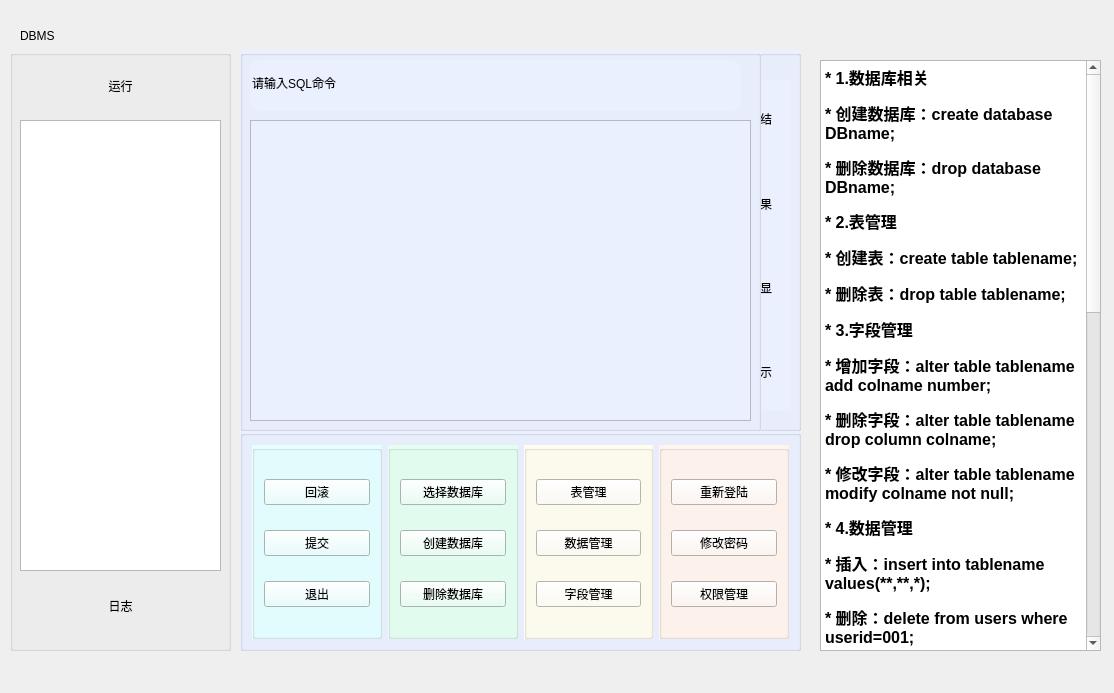
Before: the Qt Designer form mainwindow.ui in jy-080610/DBMS, drawn with Qt 5.
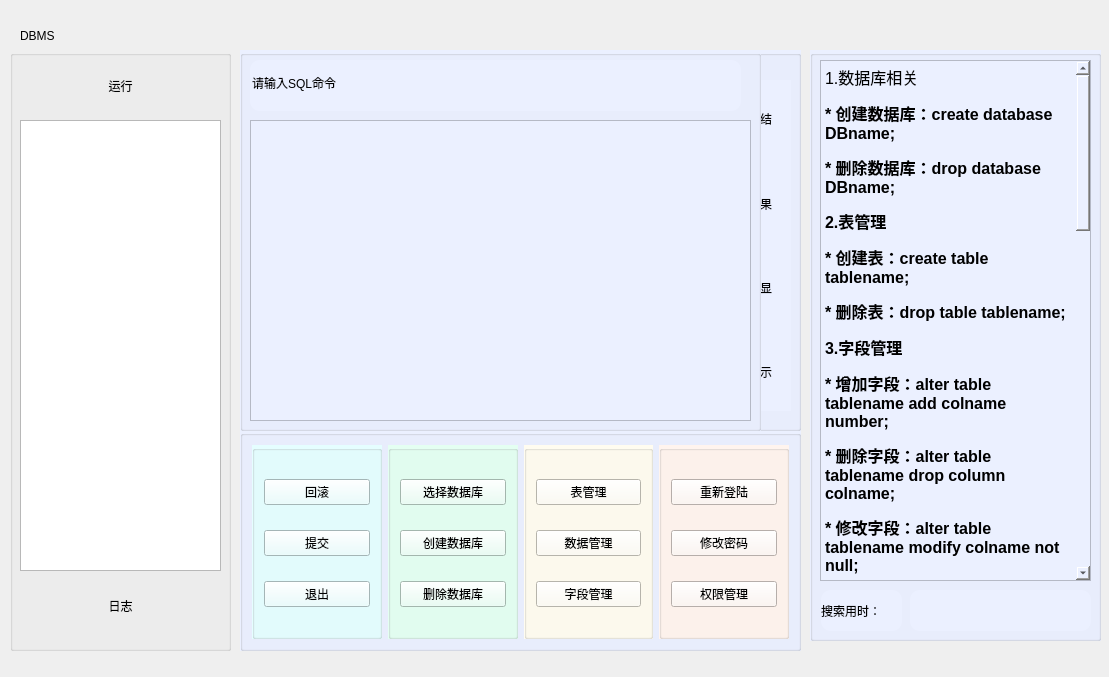
After: the same form once the commit is applied. Icons and pictures are not drawn.

Commit message: 附加功能实现： 1.索引查询（主界面添加时间框可查询时间） 2.权限管理（可进行对象权限管理和系统权限管理） 3.脚本导入（可进行sql脚本的导入，进行多行导入解析，如：insert into...;    insert into...;    delete from...;    ）

```diff
--- a/mainwindow.ui
+++ b/mainwindow.ui
@@ -9,8 +9,8 @@
    <rect>
     <x>0</x>
     <y>0</y>
-    <width>1114</width>
-    <height>693</height>
+    <width>1109</width>
+    <height>677</height>
    </rect>
   </property>
   <property name="sizePolicy">
@@ -421,54 +421,117 @@
      </property>
     </widget>
    </widget>
-   <widget class="QTextEdit" name="text">
+   <widget class="QGroupBox" name="groupBox_9">
     <property name="geometry">
      <rect>
-      <x>820</x>
-      <y>60</y>
-      <width>281</width>
+      <x>810</x>
+      <y>50</y>
+      <width>291</width>
       <height>591</height>
      </rect>
     </property>
     <property name="styleSheet">
-     <string notr="true">font: 10pt &quot;方正粗黑宋简体&quot;;
+     <string notr="true">background-color: rgb(235, 240, 255);
+background-image: url(:/picture/88.jpg);</string>
+    </property>
+    <property name="title">
+     <string/>
+    </property>
+    <widget class="QTextEdit" name="text">
+     <property name="geometry">
+      <rect>
+       <x>10</x>
+       <y>10</y>
+       <width>271</width>
+       <height>521</height>
+      </rect>
+     </property>
+     <property name="styleSheet">
+      <string notr="true">font: 10pt &quot;方正粗黑宋简体&quot;;
 font: 10pt &quot;华文中宋&quot;;
-background-image: url(:/picture/88.jpg);</string>
-    </property>
-    <property name="html">
-     <string>&lt;!DOCTYPE HTML PUBLIC &quot;-//W3C//DTD HTML 4.0//EN&quot; &quot;http://www.w3.org/TR/REC-html40/strict.dtd&quot;&gt;
+background-image: url(:/picture/99.jpg);</string>
+     </property>
+     <property name="html">
+      <string>&lt;!DOCTYPE HTML PUBLIC &quot;-//W3C//DTD HTML 4.0//EN&quot; &quot;http://www.w3.org/TR/REC-html40/strict.dtd&quot;&gt;
 &lt;html&gt;&lt;head&gt;&lt;meta name=&quot;qrichtext&quot; content=&quot;1&quot; /&gt;&lt;style type=&quot;text/css&quot;&gt;
 p, li { white-space: pre-wrap; }
 &lt;/style&gt;&lt;/head&gt;&lt;body style=&quot; font-family:'华文中宋'; font-size:10pt; font-weight:400; font-style:normal;&quot;&gt;
-&lt;p style=&quot; margin-top:12px; margin-bottom:12px; margin-left:0px; margin-right:0px; -qt-block-indent:0; text-indent:0px;&quot;&gt;&lt;span style=&quot; font-family:'方正粗黑宋简体'; font-size:12pt; font-weight:600; color:#000000;&quot;&gt;* 1.数据库相关&lt;/span&gt;&lt;/p&gt;
+&lt;p style=&quot; margin-top:12px; margin-bottom:12px; margin-left:0px; margin-right:0px; -qt-block-indent:0; text-indent:0px;&quot;&gt;&lt;span style=&quot; font-family:'方正粗黑宋简体'; font-size:12pt; color:#000000;&quot;&gt;1.数据库相关&lt;/span&gt;&lt;/p&gt;
 &lt;p style=&quot; margin-top:12px; margin-bottom:12px; margin-left:0px; margin-right:0px; -qt-block-indent:0; text-indent:0px;&quot;&gt;&lt;span style=&quot; font-family:'Courier New'; font-size:12pt; font-weight:600; color:#000000;&quot;&gt;* 创建数据库：create database DBname;&lt;/span&gt;&lt;/p&gt;
 &lt;p style=&quot; margin-top:12px; margin-bottom:12px; margin-left:0px; margin-right:0px; -qt-block-indent:0; text-indent:0px;&quot;&gt;&lt;span style=&quot; font-family:'Courier New'; font-size:12pt; font-weight:600; color:#000000;&quot;&gt;* 删除数据库：drop database DBname;&lt;/span&gt;&lt;/p&gt;
-&lt;p style=&quot; margin-top:12px; margin-bottom:12px; margin-left:0px; margin-right:0px; -qt-block-indent:0; text-indent:0px;&quot;&gt;&lt;span style=&quot; font-family:'Courier New'; font-size:12pt; font-weight:600; color:#000000;&quot;&gt;* 2.表管理&lt;/span&gt;&lt;/p&gt;
+&lt;p style=&quot; margin-top:12px; margin-bottom:12px; margin-left:0px; margin-right:0px; -qt-block-indent:0; text-indent:0px;&quot;&gt;&lt;span style=&quot; font-family:'Courier New'; font-size:12pt; font-weight:600; color:#000000;&quot;&gt;2.表管理&lt;/span&gt;&lt;/p&gt;
 &lt;p style=&quot; margin-top:12px; margin-bottom:12px; margin-left:0px; margin-right:0px; -qt-block-indent:0; text-indent:0px;&quot;&gt;&lt;span style=&quot; font-family:'Courier New'; font-size:12pt; font-weight:600; color:#000000;&quot;&gt;* 创建表：create table tablename;&lt;/span&gt;&lt;/p&gt;
 &lt;p style=&quot; margin-top:12px; margin-bottom:12px; margin-left:0px; margin-right:0px; -qt-block-indent:0; text-indent:0px;&quot;&gt;&lt;span style=&quot; font-family:'Courier New'; font-size:12pt; font-weight:600; color:#000000;&quot;&gt;* 删除表：drop table tablename;&lt;/span&gt;&lt;/p&gt;
-&lt;p style=&quot; margin-top:12px; margin-bottom:12px; margin-left:0px; margin-right:0px; -qt-block-indent:0; text-indent:0px;&quot;&gt;&lt;span style=&quot; font-family:'Courier New'; font-size:12pt; font-weight:600; color:#000000;&quot;&gt;* 3.字段管理&lt;/span&gt;&lt;/p&gt;
+&lt;p style=&quot; margin-top:12px; margin-bottom:12px; margin-left:0px; margin-right:0px; -qt-block-indent:0; text-indent:0px;&quot;&gt;&lt;span style=&quot; font-family:'Courier New'; font-size:12pt; font-weight:600; color:#000000;&quot;&gt;3.字段管理&lt;/span&gt;&lt;/p&gt;
 &lt;p style=&quot; margin-top:12px; margin-bottom:12px; margin-left:0px; margin-right:0px; -qt-block-indent:0; text-indent:0px;&quot;&gt;&lt;span style=&quot; font-family:'Courier New'; font-size:12pt; font-weight:600; color:#000000;&quot;&gt;* 增加字段：alter table tablename add colname number;&lt;/span&gt;&lt;/p&gt;
 &lt;p style=&quot; margin-top:12px; margin-bottom:12px; margin-left:0px; margin-right:0px; -qt-block-indent:0; text-indent:0px;&quot;&gt;&lt;span style=&quot; font-family:'Courier New'; font-size:12pt; font-weight:600; color:#000000;&quot;&gt;* 删除字段：alter table tablename drop column colname;&lt;/span&gt;&lt;/p&gt;
 &lt;p style=&quot; margin-top:12px; margin-bottom:12px; margin-left:0px; margin-right:0px; -qt-block-indent:0; text-indent:0px;&quot;&gt;&lt;span style=&quot; font-family:'Courier New'; font-size:12pt; font-weight:600; color:#000000;&quot;&gt;* 修改字段：alter table tablename modify colname not null;&lt;/span&gt;&lt;/p&gt;
-&lt;p style=&quot; margin-top:12px; margin-bottom:12px; margin-left:0px; margin-right:0px; -qt-block-indent:0; text-indent:0px;&quot;&gt;&lt;span style=&quot; font-family:'Courier New'; font-size:12pt; font-weight:600; color:#000000;&quot;&gt;* 4.数据管理&lt;/span&gt;&lt;/p&gt;
+&lt;p style=&quot; margin-top:12px; margin-bottom:12px; margin-left:0px; margin-right:0px; -qt-block-indent:0; text-indent:0px;&quot;&gt;&lt;span style=&quot; font-family:'Courier New'; font-size:12pt; font-weight:600; color:#000000;&quot;&gt;4.数据管理&lt;/span&gt;&lt;/p&gt;
 &lt;p style=&quot; margin-top:12px; margin-bottom:12px; margin-left:0px; margin-right:0px; -qt-block-indent:0; text-indent:0px;&quot;&gt;&lt;span style=&quot; font-family:'Courier New'; font-size:12pt; font-weight:600; color:#000000;&quot;&gt;* 插入：insert into tablename values(**,**,*);&lt;/span&gt;&lt;/p&gt;
 &lt;p style=&quot; margin-top:12px; margin-bottom:12px; margin-left:0px; margin-right:0px; -qt-block-indent:0; text-indent:0px;&quot;&gt;&lt;span style=&quot; font-family:'Courier New'; font-size:12pt; font-weight:600; color:#000000;&quot;&gt;* 删除：delete from users where userid=001;&lt;/span&gt;&lt;/p&gt;
 &lt;p style=&quot; margin-top:12px; margin-bottom:12px; margin-left:0px; margin-right:0px; -qt-block-indent:0; text-indent:0px;&quot;&gt;&lt;span style=&quot; font-family:'Courier New'; font-size:12pt; font-weight:600; color:#000000;&quot;&gt;* 更新：update tablename set username=111 where id=2;&lt;/span&gt;&lt;/p&gt;
-&lt;p style=&quot; margin-top:12px; margin-bottom:12px; margin-left:0px; margin-right:0px; -qt-block-indent:0; text-indent:0px;&quot;&gt;&lt;span style=&quot; font-family:'Courier New'; font-size:12pt; font-weight:600; color:#000000;&quot;&gt;* 5.查询&lt;/span&gt;&lt;/p&gt;
+&lt;p style=&quot; margin-top:12px; margin-bottom:12px; margin-left:0px; margin-right:0px; -qt-block-indent:0; text-indent:0px;&quot;&gt;&lt;span style=&quot; font-family:'Courier New'; font-size:12pt; font-weight:600; color:#000000;&quot;&gt;5.查询&lt;/span&gt;&lt;/p&gt;
 &lt;p style=&quot; margin-top:12px; margin-bottom:12px; margin-left:0px; margin-right:0px; -qt-block-indent:0; text-indent:0px;&quot;&gt;&lt;span style=&quot; font-family:'Courier New'; font-size:12pt; font-weight:600; color:#000000;&quot;&gt;* 查询全部：select * from tablename;&lt;/span&gt;&lt;/p&gt;
 &lt;p style=&quot; margin-top:12px; margin-bottom:12px; margin-left:0px; margin-right:0px; -qt-block-indent:0; text-indent:0px;&quot;&gt;&lt;span style=&quot; font-family:'Courier New'; font-size:12pt; font-weight:600; color:#000000;&quot;&gt;* 查询指定字段所有记录：select (fieldname1,fieldname2) from tablename;&lt;/span&gt;&lt;/p&gt;
 &lt;p style=&quot; margin-top:12px; margin-bottom:12px; margin-left:0px; margin-right:0px; -qt-block-indent:0; text-indent:0px;&quot;&gt;&lt;span style=&quot; font-family:'Courier New'; font-size:12pt; font-weight:600; color:#000000;&quot;&gt;* ****注意：提取括号里的所有内容，然后展示的时候再用正则进一步解析&lt;/span&gt;&lt;/p&gt;
 &lt;p style=&quot; margin-top:12px; margin-bottom:12px; margin-left:0px; margin-right:0px; -qt-block-indent:0; text-indent:0px;&quot;&gt;&lt;span style=&quot; font-family:'Courier New'; font-size:12pt; font-weight:600; color:#000000;&quot;&gt;* 查询指定字段和where条件（单一条件）:select (sname,sno,sex) from tablename where id=1009;&lt;/span&gt;&lt;/p&gt;
-&lt;p style=&quot; margin-top:12px; margin-bottom:12px; margin-left:0px; margin-right:0px; -qt-block-indent:0; text-indent:0px;&quot;&gt;&lt;span style=&quot; font-family:'Courier New'; font-size:12pt; font-weight:600; color:#000000;&quot;&gt;* 6.索引&lt;/span&gt;&lt;/p&gt;
+&lt;p style=&quot; margin-top:12px; margin-bottom:12px; margin-left:0px; margin-right:0px; -qt-block-indent:0; text-indent:0px;&quot;&gt;&lt;span style=&quot; font-family:'Courier New'; font-size:12pt; font-weight:600; color:#000000;&quot;&gt;6.索引&lt;/span&gt;&lt;/p&gt;
 &lt;p style=&quot; margin-top:12px; margin-bottom:12px; margin-left:0px; margin-right:0px; -qt-block-indent:0; text-indent:0px;&quot;&gt;&lt;span style=&quot; font-family:'Courier New'; font-size:12pt; font-weight:600; color:#000000;&quot;&gt;* create index idxname on tablename(fieldname);&lt;/span&gt;&lt;/p&gt;
 &lt;p style=&quot; margin-top:12px; margin-bottom:12px; margin-left:0px; margin-right:0px; -qt-block-indent:0; text-indent:0px;&quot;&gt;&lt;span style=&quot; font-family:'Courier New'; font-size:12pt; font-weight:600; color:#000000;&quot;&gt;* drop index idxname on tablename;&lt;/span&gt;&lt;/p&gt;
-&lt;p style=&quot; margin-top:12px; margin-bottom:12px; margin-left:0px; margin-right:0px; -qt-block-indent:0; text-indent:0px;&quot;&gt;&lt;span style=&quot; font-family:'Courier New'; font-size:12pt; font-weight:600; color:#000000;&quot;&gt;* 7.导入sql脚本&lt;/span&gt;&lt;/p&gt;
+&lt;p style=&quot; margin-top:12px; margin-bottom:12px; margin-left:0px; margin-right:0px; -qt-block-indent:0; text-indent:0px;&quot;&gt;&lt;span style=&quot; font-family:'Courier New'; font-size:12pt; font-weight:600; color:#000000;&quot;&gt;7.导入sql脚本&lt;/span&gt;&lt;/p&gt;
 &lt;p style=&quot; margin-top:12px; margin-bottom:12px; margin-left:0px; margin-right:0px; -qt-block-indent:0; text-indent:0px;&quot;&gt;&lt;span style=&quot; font-family:'Courier New'; font-size:12pt; font-weight:600; color:#000000;&quot;&gt;* import script E:/database.sql;&lt;/span&gt;&lt;/p&gt;
-&lt;p style=&quot; margin-top:12px; margin-bottom:12px; margin-left:0px; margin-right:0px; -qt-block-indent:0; text-indent:0px;&quot;&gt;&lt;span style=&quot; font-family:'Courier New'; font-size:12pt; font-weight:600; color:#000000;&quot;&gt;* 8.权限赋予和回收&lt;/span&gt;&lt;/p&gt;
+&lt;p style=&quot; margin-top:12px; margin-bottom:12px; margin-left:0px; margin-right:0px; -qt-block-indent:0; text-indent:0px;&quot;&gt;&lt;span style=&quot; font-family:'Courier New'; font-size:12pt; font-weight:600; color:#000000;&quot;&gt;8.对象权限赋予和回收&lt;/span&gt;&lt;/p&gt;
 &lt;p style=&quot; margin-top:12px; margin-bottom:12px; margin-left:0px; margin-right:0px; -qt-block-indent:0; text-indent:0px;&quot;&gt;&lt;span style=&quot; font-family:'Courier New'; font-size:12pt; font-weight:600; color:#000000;&quot;&gt;* （任意数量的权限和用户名）&lt;/span&gt;&lt;/p&gt;
 &lt;p style=&quot; margin-top:12px; margin-bottom:12px; margin-left:0px; margin-right:0px; -qt-block-indent:0; text-indent:0px;&quot;&gt;&lt;span style=&quot; font-family:'Courier New'; font-size:12pt; font-weight:600; color:#000000;&quot;&gt;* grant create,drop,update,insert,delete on tablename to username1,username2;&lt;/span&gt;&lt;/p&gt;
-&lt;p style=&quot; margin-top:12px; margin-bottom:12px; margin-left:0px; margin-right:0px; -qt-block-indent:0; text-indent:0px;&quot;&gt;&lt;span style=&quot; font-family:'Courier New'; font-size:12pt; font-weight:600; color:#000000;&quot;&gt;* revoke create,drop,update,insert,delete on tablename from username;&lt;/span&gt;&lt;/p&gt;&lt;/body&gt;&lt;/html&gt;</string>
-    </property>
+&lt;p style=&quot; margin-top:12px; margin-bottom:12px; margin-left:0px; margin-right:0px; -qt-block-indent:0; text-indent:0px;&quot;&gt;&lt;span style=&quot; font-family:'Courier New'; font-size:12pt; font-weight:600; color:#000000;&quot;&gt;* revoke create,drop,update,insert,delete on tablename from username;&lt;/span&gt;&lt;/p&gt;
+&lt;p style=&quot; margin-top:12px; margin-bottom:12px; margin-left:0px; margin-right:0px; -qt-block-indent:0; text-indent:0px;&quot;&gt;&lt;span style=&quot; font-family:'Courier New'; font-size:12pt; font-weight:600; color:#000000;&quot;&gt;9.系统权限赋予和回收&lt;/span&gt;&lt;/p&gt;
+&lt;p style=&quot; margin-top:12px; margin-bottom:12px; margin-left:0px; margin-right:0px; -qt-block-indent:0; text-indent:0px;&quot;&gt;&lt;span style=&quot; font-family:'Courier New'; font-size:12pt; font-weight:600; color:#000000;&quot;&gt;*grant create,drop,update,insert,delete to username;&lt;/span&gt;&lt;/p&gt;
+&lt;p style=&quot; margin-top:12px; margin-bottom:12px; margin-left:0px; margin-right:0px; -qt-block-indent:0; text-indent:0px;&quot;&gt;&lt;span style=&quot; font-family:'Courier New'; font-size:12pt; font-weight:600; color:#000000;&quot;&gt;*revoke create,drop,update,insert,delete from username;&lt;/span&gt;&lt;/p&gt;&lt;/body&gt;&lt;/html&gt;</string>
+     </property>
+    </widget>
+    <widget class="QLineEdit" name="time">
+     <property name="geometry">
+      <rect>
+       <x>100</x>
+       <y>540</y>
+       <width>181</width>
+       <height>41</height>
+      </rect>
+     </property>
+     <property name="styleSheet">
+      <string notr="true">QLineEdit {
+  
+	background-image: url(:/picture/b5.jpg);
+ border-color: rgb(93, 171, 255);
+    border-radius: 10px;
+    border-style: outset;
+  
+    }</string>
+     </property>
+    </widget>
+    <widget class="QLabel" name="label_2">
+     <property name="geometry">
+      <rect>
+       <x>11</x>
+       <y>540</y>
+       <width>81</width>
+       <height>41</height>
+      </rect>
+     </property>
+     <property name="styleSheet">
+      <string notr="true">QLabel {
+  
+	background-image: url(:/picture/b5.jpg);
+ border-color: rgb(93, 171, 255);
+    border-radius: 10px;
+    border-style: outset;
+  
+    }</string>
+     </property>
+     <property name="text">
+      <string>搜索用时：</string>
+     </property>
+    </widget>
    </widget>
   </widget>
  </widget>
```
Left out of the diff: 28 changed lines with no effect on the pictures. The commit also changes 20 other files.
